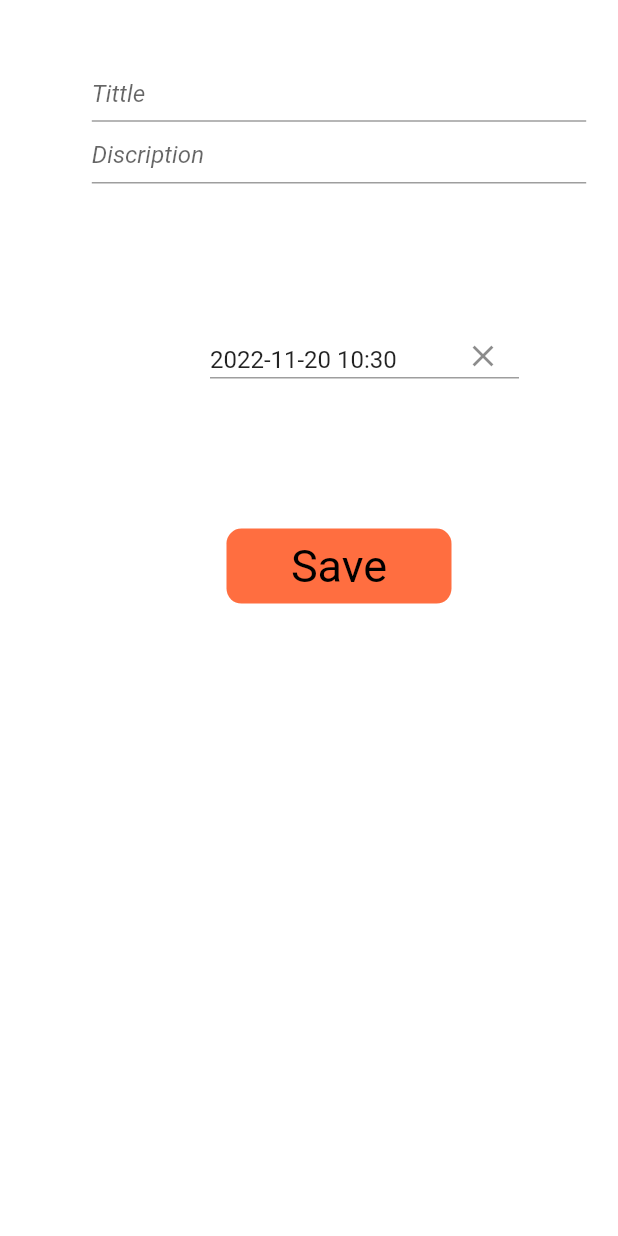
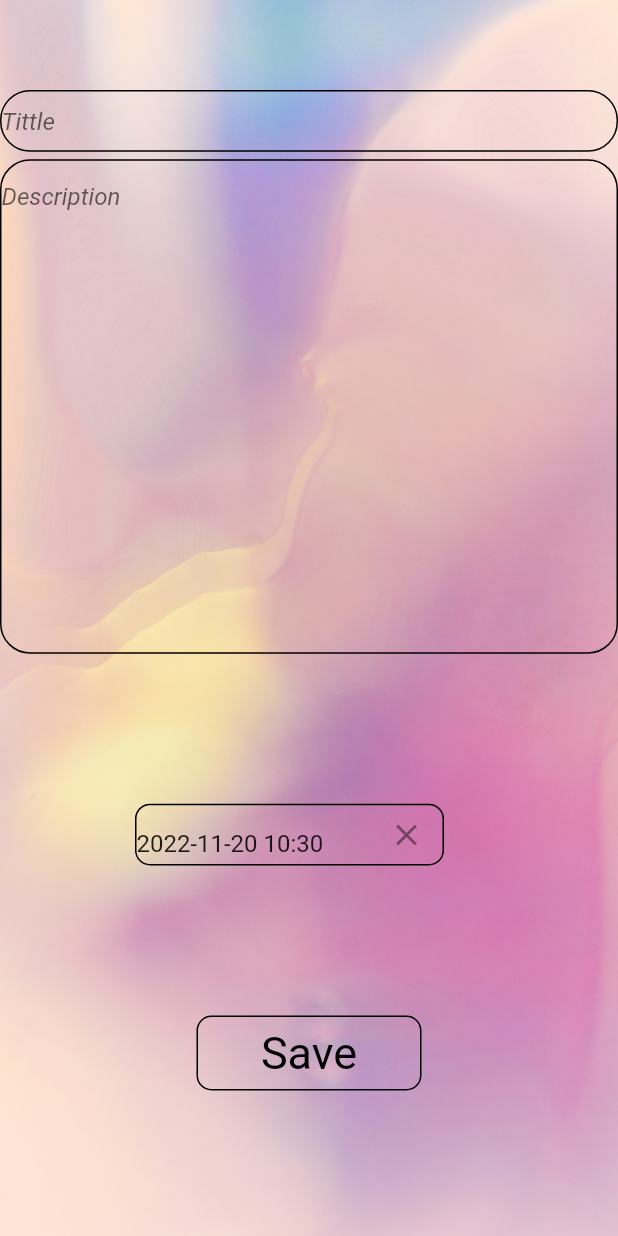
Before and after one commit to vishwajeetbharti/mvvm_task, a Flutter app: the Todohome screen opened directly, after a tap on the "menu" icon, after a tap on the "logout" icon, after a tap on the "add" icon, on a phone screen of 412 x 824 dp. Run offline on Flutter 3.47's test engine with Material 2 defaults, Android fonts, the phone set to English and light mode, and no system bars; drawn by our look-alikes of datetime_picker_formfield; our stand-ins replace another_flushbar, firebase_auth, firebase_core, firebase_database, pinput, shared_preferences; accounts and stored records are empty.

Commit message:
UI changes

```diff
--- a/lib/constant/strings.dart
+++ b/lib/constant/strings.dart
@@ -4,9 +4,9 @@ const String token = '';
 String number = '';
 var taskValue = 0;
 var saving = false;
-String inittime = '08:00 AM';
-DateTime mydate = DateTime.now();
-String millisecondtime = '';
+String initTime = '08:00 AM';
+DateTime myDate = DateTime.now();
+String milliSecondTime = '';
 bool state = false;
 
-Homeview homeviewstate = Homeview();
+Homeview homeViewState = Homeview();
--- a/lib/utils/route.dart
+++ b/lib/utils/route.dart
@@ -14,13 +14,13 @@ class Routes {
             builder: (BuildContext context) => const SplashView());
       case Pathname.login:
         return MaterialPageRoute(
-            builder: (BuildContext context) => const Login_Screen());
+            builder: (BuildContext context) => const LoginScreen());
       case Pathname.home:
         return MaterialPageRoute(
             builder: (BuildContext context) => const Todohome());
       case Pathname.save:
         return MaterialPageRoute(
-            builder: (BuildContext context) => const Savetask());
+            builder: (BuildContext context) => const SaveTask());
 
       default:
         return MaterialPageRoute(builder: (_) {
--- a/lib/view/home_view.dart
+++ b/lib/view/home_view.dart
@@ -1,4 +1,3 @@
-import 'package:flutter/foundation.dart';
 import 'package:flutter/material.dart';
 import 'package:mvvm_task/utils/routes_name.dart';
 import 'package:mvvm_task/view/que_view.dart';
@@ -13,26 +12,33 @@ class Todohome extends StatefulWidget {
   const Todohome({Key? key}) : super(key: key);
 
   @override
-  State<Todohome> createState() => _TodohomeState();
+  State<Todohome> createState() => _TodoHomeState();
 }
 
-class _TodohomeState extends State<Todohome> {
-  final GlobalKey<ScaffoldState> _scaffoldkey = GlobalKey<ScaffoldState>();
-  final TextEditingController controltime = TextEditingController();
+class _TodoHomeState extends State<Todohome> {
+  final GlobalKey<ScaffoldState> _scaffoldKey = GlobalKey<ScaffoldState>();
+  final TextEditingController controlTime = TextEditingController();
 
   @override
   void initState() {
-    homeviewstate.pullData();
+    homeViewState.pullData();
     super.initState();
   }
 
   @override
   Widget build(BuildContext context) {
     return Scaffold(
-      key: _scaffoldkey,
+      key: _scaffoldKey,
       resizeToAvoidBottomInset: false,
       backgroundColor: Colors.white,
       drawer: Drawer(
+        child: Container(
+          height: MediaQuery.of(context).size.height,
+          width: MediaQuery.of(context).size.width,
+          decoration: const BoxDecoration(
+              image: DecorationImage(
+                  image: AssetImage('assets/drawer_image.png'),
+                  fit: BoxFit.fill)),
           child: ListView(
             children: [
               Container(
@@ -53,7 +59,15 @@ class _TodohomeState extends State<Todohome> {
             ],
           ),
         ),
-      body: Column(
+      ),
+      body: Container(
+        height: MediaQuery.of(context).size.height,
+        width: MediaQuery.of(context).size.width,
+        decoration: const BoxDecoration(
+            image: DecorationImage(
+                image: AssetImage('assets/home_view_image.png'),
+                fit: BoxFit.fill)),
+        child: Column(
           children: [
             Container(
               margin: const EdgeInsets.only(top: 50),
@@ -61,7 +75,7 @@ class _TodohomeState extends State<Todohome> {
                 children: <Widget>[
                   GestureDetector(
                     onTap: () {
-                    _scaffoldkey.currentState?.openDrawer();
+                      _scaffoldKey.currentState?.openDrawer();
                     },
                     child: Container(
                         margin: const EdgeInsets.only(left: 20, bottom: 20),
@@ -71,7 +85,8 @@ class _TodohomeState extends State<Todohome> {
                     margin: const EdgeInsets.only(left: 140, bottom: 20),
                     child: const Text(
                       "Todo",
-                    style: TextStyle(fontSize: 25, fontWeight: FontWeight.bold),
+                      style:
+                          TextStyle(fontSize: 25, fontWeight: FontWeight.bold),
                     ),
                   ),
                   GestureDetector(
@@ -79,7 +94,7 @@ class _TodohomeState extends State<Todohome> {
                       UserView().remove();
                       Navigator.of(context).pushAndRemoveUntil(
                           MaterialPageRoute(
-                            builder: (context) => const Login_Screen()),
+                              builder: (context) => const LoginScreen()),
                           (Route<dynamic> route) => false);
                     },
                     child: Container(
@@ -90,7 +105,7 @@ class _TodohomeState extends State<Todohome> {
               ),
             ),
             ChangeNotifierProvider<Homeview>.value(
-            value: homeviewstate,
+              value: homeViewState,
               child: Consumer<Homeview>(
                 builder: (context, value, _) {
                   return Flexible(
@@ -99,11 +114,14 @@ class _TodohomeState extends State<Todohome> {
                       itemCount: value.taskList.length,
                       scrollDirection: Axis.vertical,
                       itemBuilder: (context, index) {
-                      bool checkcomplete = value.taskList[index].complete;
-                      String _index = value.taskList[index].taskId;
+                        bool checkComplete = value.taskList[index].complete;
+                        String indexVal = value.taskList[index].taskId;
                         return Container(
                           height: 90,
                           width: MediaQuery.of(context).size.width,
+                          margin: EdgeInsets.only(
+                              bottom:
+                                  MediaQuery.of(context).size.height * 0.005),
                           decoration: BoxDecoration(
                               border: Border.all(
                                   color: value.taskList[index].state
@@ -127,14 +145,14 @@ class _TodohomeState extends State<Todohome> {
                                     ),
                                   ),
                                   Checkbox(
-                                  value: checkcomplete,
+                                    value: checkComplete,
                                     onChanged: (value) {
                                       Navigator.push(
                                           context,
                                           MaterialPageRoute(
                                               builder: (BuildContext context) =>
                                                   Question(
-                                                  index: _index,
+                                                    index: indexVal,
                                                     status: value as bool,
                                                   )));
                                     },
@@ -143,26 +161,24 @@ class _TodohomeState extends State<Todohome> {
                               ),
                               Row(
                                 children: [
-                                Container(
+                                  SizedBox(
                                     height: MediaQuery.of(context).size.height *
                                         0.035,
-                                  width:
-                                      MediaQuery.of(context).size.width * 0.43,
+                                    width: MediaQuery.of(context).size.width *
+                                        0.43,
                                     child: Text(
                                       value.taskList[index].description,
                                       style: const TextStyle(
                                           fontWeight: FontWeight.w500,
-                                        fontSize: 20),
+                                          fontSize: 10),
                                     ),
                                   ),
-                                Container(
-                                  child: Text(
+                                  Text(
                                     value
                                         .millioDate(value.taskList[index].time),
                                     style: const TextStyle(
                                         fontWeight: FontWeight.w500,
                                         fontSize: 20),
-                                  ),
                                   ),
                                 ],
                               )
@@ -177,6 +193,7 @@ class _TodohomeState extends State<Todohome> {
             )
           ],
         ),
+      ),
       floatingActionButton: FloatingActionButton(
         onPressed: () {
           Navigator.pushNamed(context, Pathname.save);
--- a/lib/view/save_view.dart
+++ b/lib/view/save_view.dart
@@ -6,64 +6,83 @@ import 'package:mvvm_task/utils/utils.dart';
 import '../constant/strings.dart';
 import '../utils/routes_name.dart';
 
-class Savetask extends StatefulWidget {
-  const Savetask({Key? key}) : super(key: key);
+class SaveTask extends StatefulWidget {
+  const SaveTask({Key? key}) : super(key: key);
 
   @override
-  State<Savetask> createState() => _SavetaskState();
+  State<SaveTask> createState() => _SaveTaskState();
 }
 
-class _SavetaskState extends State<Savetask> {
-  final TextEditingController _controltask = TextEditingController();
-  final TextEditingController _discripController = TextEditingController();
+class _SaveTaskState extends State<SaveTask> {
+  final TextEditingController _controlTask = TextEditingController();
+  final TextEditingController _controllerDescription = TextEditingController();
 
   @override
   Widget build(BuildContext context) {
     final format = DateFormat('yyyy-MM-dd HH:mm');
     return Scaffold(
-      backgroundColor: Colors.white,
+      resizeToAvoidBottomInset: false,
       body: Container(
-        height: MediaQuery.of(context).size.height * 0.5,
-        margin: const EdgeInsets.only(left: 40, top: 40),
+        height: MediaQuery.of(context).size.height,
+        width: MediaQuery.of(context).size.width,
+        decoration: const BoxDecoration(
+            image: DecorationImage(
+                image: AssetImage('assets/save_page_image.png'),
+                fit: BoxFit.fill)),
         child: Column(
           children: [
-            SizedBox(
-              width: MediaQuery.of(context).size.width * 0.8,
+            Container(
+              width: MediaQuery.of(context).size.width,
               height: MediaQuery.of(context).size.height * 0.05,
+              margin: const EdgeInsets.only(top: 60),
+              decoration: BoxDecoration(
+                border: Border.all(color: Colors.black),
+                borderRadius: const BorderRadius.all(Radius.circular(20)),
+              ),
               child: TextField(
-                controller: _controltask,
+                controller: _controlTask,
                 decoration: const InputDecoration(
                     hintText: "Tittle",
+                    border: InputBorder.none,
                     hintStyle: TextStyle(fontStyle: FontStyle.italic)),
               ),
             ),
-            SizedBox(
-              width: MediaQuery.of(context).size.width * 0.8,
-              height: MediaQuery.of(context).size.height * 0.05,
+            Container(
+              width: MediaQuery.of(context).size.width,
+              height: MediaQuery.of(context).size.height * 0.4,
+              margin: const EdgeInsets.only(top: 5),
+              decoration: BoxDecoration(
+                border: Border.all(color: Colors.black),
+                borderRadius: const BorderRadius.all(Radius.circular(20)),
+              ),
               child: TextField(
-                controller: _discripController,
+                controller: _controllerDescription,
                 decoration: const InputDecoration(
-                    hintText: "Discription",
+                    hintText: "Description",
+                    border: InputBorder.none,
                     hintStyle: TextStyle(fontStyle: FontStyle.italic)),
               ),
             ),
             Row(
               children: [
                 Container(
-                  height: 30,
+                  height: MediaQuery.of(context).size.height * 0.05,
                   width: MediaQuery.of(context).size.width * 0.5,
-                  margin: const EdgeInsets.only(top: 100, left: 100),
+                  margin: const EdgeInsets.only(top: 100, left: 90),
                   decoration: BoxDecoration(
-                      color: Colors.white,
-                      borderRadius: BorderRadius.circular(10.0)),
+                      borderRadius: BorderRadius.circular(10.0),
+                      border: Border.all(color: Colors.black)),
                   child: Center(
                       child: DateTimeField(
                     initialValue: DateTime.now(),
                     format: format,
+                    decoration: const InputDecoration(
+                      border: InputBorder.none,
+                    ),
                     onShowPicker: (BuildContext context, newDate) async {
                       final date = await showDatePicker(
                           context: context,
-                          initialDate: mydate,
+                          initialDate: myDate,
                           firstDate: DateTime(1900),
                           lastDate: DateTime(2100));
                       if (date != null) {
@@ -72,13 +91,13 @@ class _SavetaskState extends State<Savetask> {
                             initialTime: TimeOfDay.fromDateTime(
                                 newDate ?? DateTime.now()));
                         setState(() {
-                          millisecondtime = DateTimeField.combine(date, time)
+                          milliSecondTime = DateTimeField.combine(date, time)
                               .millisecondsSinceEpoch
                               .toString();
                         });
                         return DateTimeField.combine(date, time);
                       } else {
-                        return mydate;
+                        return myDate;
                       }
                     },
                   )),
@@ -87,8 +106,8 @@ class _SavetaskState extends State<Savetask> {
             ),
             GestureDetector(
               onTap: () {
-                if (mydate.millisecondsSinceEpoch <=
-                    int.parse(millisecondtime)) {
+                if (myDate.millisecondsSinceEpoch <=
+                    int.parse(milliSecondTime)) {
                   setState(() {
                     state = true;
                   });
@@ -97,11 +116,11 @@ class _SavetaskState extends State<Savetask> {
                     state = false;
                   });
                 }
-                if (_controltask.text != '') {
-                  homeviewstate.pushData(
-                      _controltask.text,
-                      _discripController.text,
-                      millisecondtime.toString(),
+                if (_controlTask.text != '') {
+                  homeViewState.pushData(
+                      _controlTask.text,
+                      _controllerDescription.text,
+                      milliSecondTime.toString(),
                       state);
                   Navigator.popAndPushNamed(context, Pathname.home);
                 } else {
@@ -113,7 +132,8 @@ class _SavetaskState extends State<Savetask> {
                 width: 150,
                 margin: const EdgeInsets.only(top: 100),
                 decoration: BoxDecoration(
-                    color: Colors.deepOrangeAccent,
+                    color: Colors.transparent,
+                    border: Border.all(color: Colors.black),
                     borderRadius: BorderRadius.circular(10.0)),
                 child: const Center(
                   child: Text(
--- a/lib/view_model/splash_service.dart
+++ b/lib/view_model/splash_service.dart
@@ -10,7 +10,7 @@ class SplashService {
     if (hello == null) {
       await Future.delayed(const Duration(seconds: 3));
       Navigator.of(context).pushAndRemoveUntil(
-          MaterialPageRoute(builder: (context) => const Login_Screen()),
+          MaterialPageRoute(builder: (context) => const LoginScreen()),
           (Route<dynamic> route) => false);
     } else {
       Navigator.of(context).pushAndRemoveUntil(
```
Also changed, not shown: lib/view/login_view.dart (+19 -10 lines), lib/view/otp_view.dart (+12 -2 lines), lib/view/que_view.dart (+13 -3 lines), lib/view/splash_view.dart (+13 -5 lines), lib/view_model/auth_view_model.dart (+4 -4 lines), pubspec.yaml (+2 -5 lines), assets/drawer_image.png (added), assets/home_view_image.png (added), assets/image_image.png (added), assets/login_image.png (added), assets/logo_design.png (added), assets/save_page_image.png (added). Lines whose indentation alone changed are shown as unchanged.
